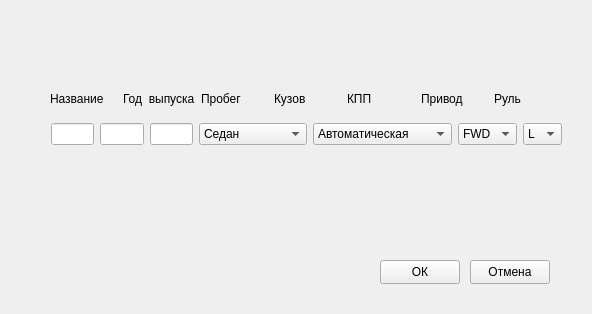
Before: the Qt Designer form editform.ui in Airaat/QT_CRUD_Book, drawn with Qt 5.
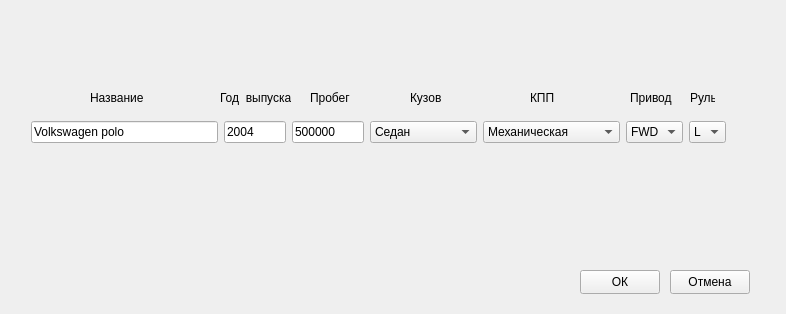
After: the same form once the commit is applied.

```diff
--- a/editform.ui
+++ b/editform.ui
@@ -6,7 +6,7 @@
    <rect>
     <x>0</x>
     <y>0</y>
-    <width>592</width>
+    <width>786</width>
     <height>314</height>
    </rect>
   </property>
@@ -16,8 +16,8 @@
   <widget class="QPushButton" name="btn_ok">
    <property name="geometry">
     <rect>
-     <x>380</x>
-     <y>260</y>
+     <x>580</x>
+     <y>270</y>
      <width>80</width>
      <height>24</height>
     </rect>
@@ -32,8 +32,8 @@
   <widget class="QPushButton" name="btn_cancel">
    <property name="geometry">
     <rect>
-     <x>470</x>
-     <y>260</y>
+     <x>670</x>
+     <y>270</y>
      <width>80</width>
      <height>24</height>
     </rect>
@@ -45,83 +45,16 @@
     <string>Esc</string>
    </property>
   </widget>
-  <widget class="QWidget" name="layoutWidget">
+  <widget class="QWidget" name="">
    <property name="geometry">
     <rect>
-     <x>50</x>
-     <y>90</y>
-     <width>511</width>
-     <height>18</height>
-    </rect>
-   </property>
-   <layout class="QHBoxLayout" name="horizontalLayout_3">
-    <item>
-     <widget class="QLabel" name="name_label">
-      <property name="text">
-       <string>Название</string>
-      </property>
-     </widget>
-    </item>
-    <item>
-     <widget class="QLabel" name="year_label">
-      <property name="text">
-       <string>Год  выпуска</string>
-      </property>
-     </widget>
-    </item>
-    <item>
-     <widget class="QLabel" name="mileage_label">
-      <property name="sizePolicy">
-       <sizepolicy hsizetype="Preferred" vsizetype="Preferred">
-        <horstretch>0</horstretch>
-        <verstretch>0</verstretch>
-       </sizepolicy>
-      </property>
-      <property name="text">
-       <string>Пробег</string>
-      </property>
-     </widget>
-    </item>
-    <item>
-     <widget class="QLabel" name="body_label">
-      <property name="text">
-       <string>Кузов</string>
-      </property>
-     </widget>
-    </item>
-    <item>
-     <widget class="QLabel" name="gearbox_label">
-      <property name="text">
-       <string>КПП</string>
-      </property>
-     </widget>
-    </item>
-    <item>
-     <widget class="QLabel" name="drive_label">
-      <property name="text">
-       <string>Привод</string>
-      </property>
-     </widget>
-    </item>
-    <item>
-     <widget class="QLabel" name="position_label">
-      <property name="text">
-       <string>Руль</string>
-      </property>
-     </widget>
-    </item>
-   </layout>
-  </widget>
-  <widget class="QWidget" name="layoutWidget">
-   <property name="geometry">
-    <rect>
-     <x>51</x>
-     <y>121</y>
-     <width>511</width>
+     <x>31</x>
+     <y>119</y>
+     <width>695</width>
      <height>26</height>
     </rect>
    </property>
-   <layout class="QHBoxLayout" name="horizontalLayout_4">
+   <layout class="QHBoxLayout" name="horizontalLayout">
     <item>
      <widget class="QLineEdit" name="name_edit">
       <property name="sizePolicy">
@@ -130,16 +63,48 @@
         <verstretch>0</verstretch>
        </sizepolicy>
       </property>
+      <property name="text">
+       <string>Volkswagen polo</string>
+      </property>
      </widget>
     </item>
     <item>
-     <widget class="QLineEdit" name="year_edit"/>
+     <widget class="QLineEdit" name="year_edit">
+      <property name="sizePolicy">
+       <sizepolicy hsizetype="Fixed" vsizetype="Fixed">
+        <horstretch>0</horstretch>
+        <verstretch>0</verstretch>
+       </sizepolicy>
+      </property>
+      <property name="styleSheet">
+       <string notr="true">max-width: 60px;</string>
+      </property>
+      <property name="text">
+       <string>2004</string>
+      </property>
+     </widget>
     </item>
     <item>
-     <widget class="QLineEdit" name="mileage_edit"/>
+     <widget class="QLineEdit" name="mileage_edit">
+      <property name="styleSheet">
+       <string notr="true">max-width: 70px;</string>
+      </property>
+      <property name="text">
+       <string>500000</string>
+      </property>
+     </widget>
     </item>
     <item>
      <widget class="QComboBox" name="body_edit">
+      <property name="sizePolicy">
+       <sizepolicy hsizetype="Fixed" vsizetype="Fixed">
+        <horstretch>0</horstretch>
+        <verstretch>0</verstretch>
+       </sizepolicy>
+      </property>
+      <property name="styleSheet">
+       <string notr="true">max-width: 105px;</string>
+      </property>
       <item>
        <property name="text">
         <string>Седан</string>
@@ -194,11 +159,9 @@
     </item>
     <item>
      <widget class="QComboBox" name="gearbox_edit">
-      <item>
-       <property name="text">
-        <string>Автоматическая</string>
-       </property>
-      </item>
+      <property name="styleSheet">
+       <string notr="true">max-width: 135px;</string>
+      </property>
       <item>
        <property name="text">
         <string>Механическая</string>
@@ -222,6 +185,9 @@
         <verstretch>0</verstretch>
        </sizepolicy>
       </property>
+      <property name="styleSheet">
+       <string notr="true">max-width: 55px;</string>
+      </property>
       <item>
        <property name="text">
         <string>FWD</string>
@@ -241,6 +207,9 @@
     </item>
     <item>
      <widget class="QComboBox" name="position_edit">
+      <property name="styleSheet">
+       <string notr="true">max-width: 35px;</string>
+      </property>
       <item>
        <property name="text">
         <string>L</string>
@@ -255,6 +224,103 @@
     </item>
    </layout>
   </widget>
+  <widget class="QLabel" name="name_label">
+   <property name="geometry">
+    <rect>
+     <x>90</x>
+     <y>90</y>
+     <width>53</width>
+     <height>16</height>
+    </rect>
+   </property>
+   <property name="text">
+    <string>Название</string>
+   </property>
+  </widget>
+  <widget class="QLabel" name="year_label">
+   <property name="geometry">
+    <rect>
+     <x>220</x>
+     <y>90</y>
+     <width>71</width>
+     <height>16</height>
+    </rect>
+   </property>
+   <property name="text">
+    <string>Год  выпуска</string>
+   </property>
+  </widget>
+  <widget class="QLabel" name="mileage_label">
+   <property name="geometry">
+    <rect>
+     <x>310</x>
+     <y>90</y>
+     <width>41</width>
+     <height>16</height>
+    </rect>
+   </property>
+   <property name="sizePolicy">
+    <sizepolicy hsizetype="Preferred" vsizetype="Preferred">
+     <horstretch>0</horstretch>
+     <verstretch>0</verstretch>
+    </sizepolicy>
+   </property>
+   <property name="text">
+    <string>Пробег</string>
+   </property>
+  </widget>
+  <widget class="QLabel" name="gearbox_label">
+   <property name="geometry">
+    <rect>
+     <x>530</x>
+     <y>90</y>
+     <width>25</width>
+     <height>16</height>
+    </rect>
+   </property>
+   <property name="text">
+    <string>КПП</string>
+   </property>
+  </widget>
+  <widget class="QLabel" name="drive_label">
+   <property name="geometry">
+    <rect>
+     <x>630</x>
+     <y>90</y>
+     <width>43</width>
+     <height>16</height>
+    </rect>
+   </property>
+   <property name="text">
+    <string>Привод</string>
+   </property>
+  </widget>
+  <widget class="QLabel" name="body_label">
+   <property name="geometry">
+    <rect>
+     <x>410</x>
+     <y>90</y>
+     <width>32</width>
+     <height>16</height>
+    </rect>
+   </property>
+   <property name="text">
+    <string>Кузов</string>
+   </property>
+  </widget>
+  <widget class="QLabel" name="position_label">
+   <property name="geometry">
+    <rect>
+     <x>690</x>
+     <y>90</y>
+     <width>25</width>
+     <height>16</height>
+    </rect>
+   </property>
+   <property name="text">
+    <string>Руль</string>
+   </property>
+  </widget>
  </widget>
  <resources/>
  <connections/>
```
Left out of the diff: 5 changed lines with no effect on the pictures.
